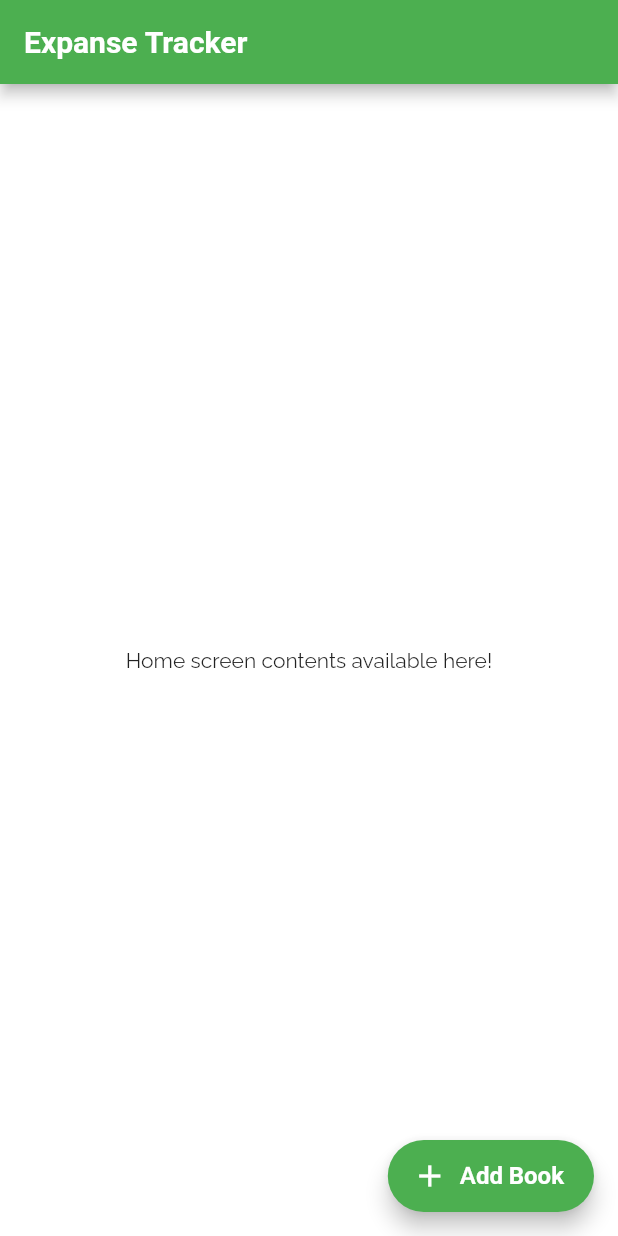
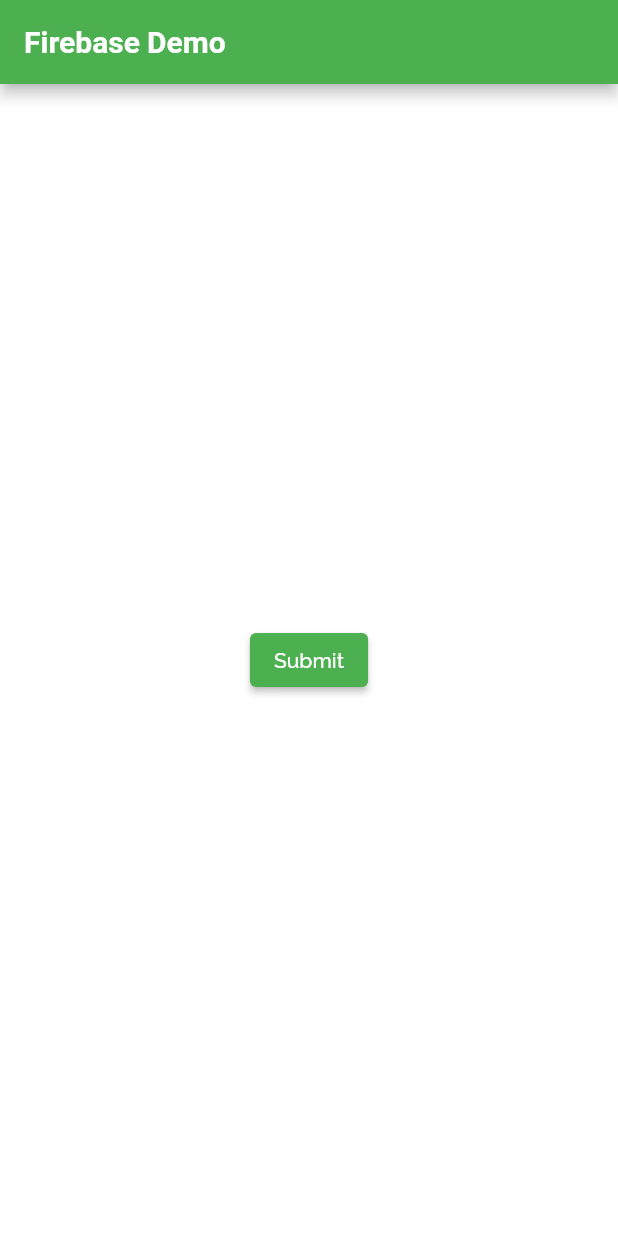
Before and after one commit to Aravindh1505/ExpanseTracker, a Flutter app: the screen it shows after launch, on a phone screen of 412 x 824 dp. Run offline on Flutter 3.47's test engine with Material 2 defaults, Android fonts, the phone set to English and light mode, and no system bars; our stand-ins replace cloud_firestore, firebase_core, google_fonts; accounts and stored records are empty.

Commit message:
Added firebase demo screen for add & get data from firebase firestore database

```diff
--- a/lib/main.dart
+++ b/lib/main.dart
@@ -1,3 +1,4 @@
+import 'package:firebase_core/firebase_core.dart';
 import 'package:flutter/material.dart';
 
 import '../screens/home_screen.dart';
@@ -7,8 +8,13 @@
 import '../screens/payment_mode_screen.dart';
 import '../utils/route_names.dart';
 import '../utils/custom_theme.dart';
+import '../screens/firebase_demo.dart';
 
-void main() => runApp(const MyApp());
+void main() async {
+  WidgetsFlutterBinding.ensureInitialized();
+  await Firebase.initializeApp();
+  runApp(const MyApp());
+}
 
 class MyApp extends StatelessWidget {
   const MyApp({Key? key}) : super(key: key);
@@ -18,7 +24,7 @@
     return MaterialApp(
       theme: CustomTheme.lightTheme,
       routes: {
-        RouteNames.HOME: (_) => const HomeScreen(),
+        RouteNames.HOME: (_) => const FirebaseDemoScreen(),
         RouteNames.ENTRIES_SCREEN: (_) => const EntriesScreen(),
         RouteNames.ENTRIES_FORM_SCREEN: (_) => const EntriesFormScreen(),
         RouteNames.CATEGORIES_SCREEN: (_) => const CategoriesScreen(),
--- /dev/null
+++ b/lib/screens/firebase_demo.dart
@@ -0,0 +1,47 @@
+import 'dart:async';
+import 'dart:io';
+
+import 'package:cloud_firestore/cloud_firestore.dart';
+import 'package:flutter/material.dart';
+
+class FirebaseDemoScreen extends StatelessWidget {
+  const FirebaseDemoScreen({Key? key}) : super(key: key);
+
+  Future<DocumentReference> addMessageToGuestBook(String message) async {
+    return FirebaseFirestore.instance.collection('guestbook').add(<String, dynamic>{
+      'text': message,
+      'timestamp': DateTime.now(),
+      'name': 'Aravindh Samidurai',
+      'userId': DateTime.now().millisecondsSinceEpoch,
+      'platform': Platform.isAndroid ? 'Android' : 'iOS'
+    });
+  }
+
+  Future<StreamSubscription<QuerySnapshot<Map<String, dynamic>>>> getMessages() async {
+    return FirebaseFirestore.instance.collection('guestbook').snapshots().listen((data) {
+      //print(data);
+      for (final document in data.docs) {
+        var name = document.data()['name'] as String;
+        var platform = document.data()['platform'] as String;
+
+        print('$name - $platform');
+      }
+    });
+  }
+
+  @override
+  Widget build(BuildContext context) {
+    return Scaffold(
+      appBar: AppBar(
+        title: const Text('Firebase Demo'),
+      ),
+      body: Center(
+        child: ElevatedButton(
+          child: const Text('Submit'),
+          // onPressed: () => addMessageToGuestBook('Testing purpose'),
+          onPressed: () => getMessages(),
+        ),
+      ),
+    );
+  }
+}
--- a/pubspec.yaml
+++ b/pubspec.yaml
@@ -13,6 +13,7 @@
   cupertino_icons: ^1.0.2
   google_fonts: ^3.0.1
   cloud_firestore: ^4.3.1
+  firebase_core: ^2.4.1
 
 dev_dependencies:
   flutter_test:
```
Also changed, not shown: pubspec.lock.
